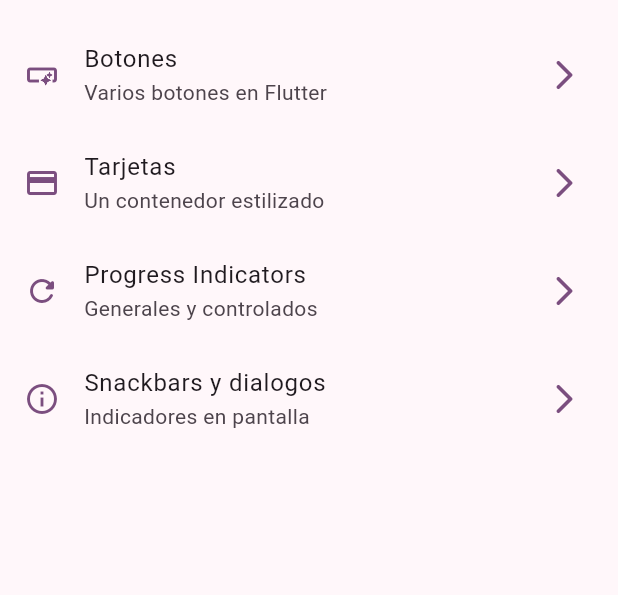
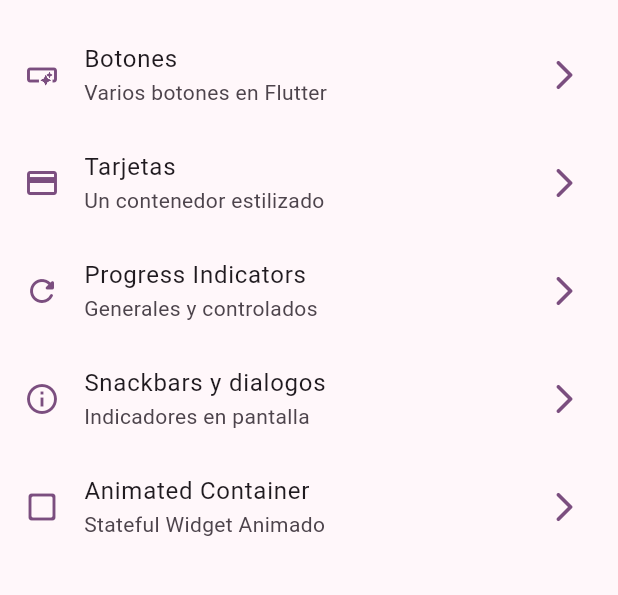
Before and after one commit to Rogerr14/Material-3-Flutter, a Flutter app: the screen it shows after launch, on a phone screen of 412 x 824 dp, the part 63-658 px from its top. Run offline on Flutter 3.47's test engine with Material 3 defaults, Android fonts, the phone set to English and light mode, and no system bars; our stand-ins replace go_router.

Commit message:
animated container terminado

```diff
--- a/lib/config/menu/menu_items.dart
+++ b/lib/config/menu/menu_items.dart
@@ -40,4 +40,11 @@ const appMenuItems = <MenuItem>[
     link: '/snackbars',
     icon: Icons.info_outline
   ),
+
+   MenuItem(
+    title: 'Animated Container',
+    subTitle: 'Stateful Widget Animado',
+    link: '/animated',
+    icon: Icons.check_box_outline_blank_rounded
+  ),
 ];
--- a/lib/config/router/app_router.dart
+++ b/lib/config/router/app_router.dart
@@ -31,4 +31,9 @@ final appRouter = GoRouter(
     name: SnackbarsScreen.name,
     builder: (context, state) => const SnackbarsScreen(),
   ),
+  GoRoute(
+    path: '/animated',
+    name: AnimatedScreen.name,
+    builder: (context, state) => const AnimatedScreen(),
+  ),
 ]);
```
Also changed, not shown: lib/presentation/screens/animated/animated_screen.dart (+46 -2 lines).
